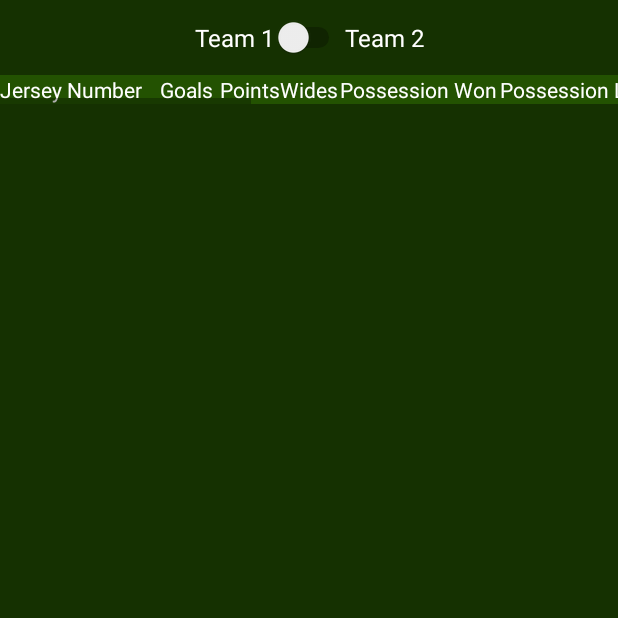
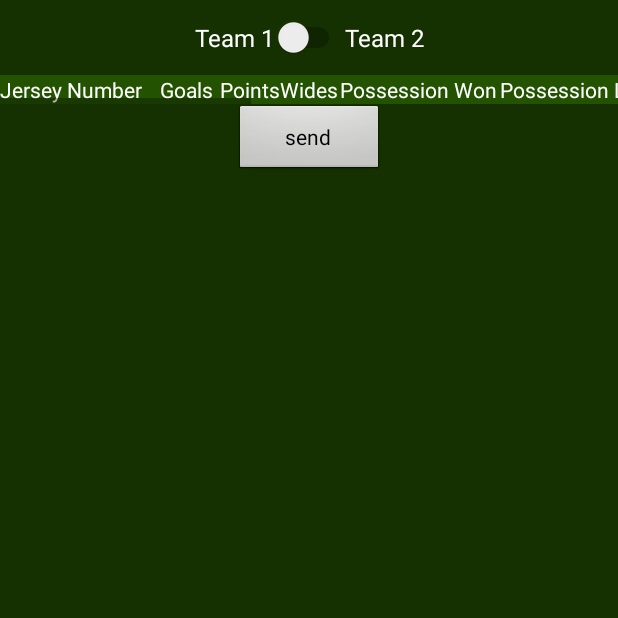
Before and after one commit to CBennett12/SportsStatisticsApplication, an Android app: the tableActivity screen opened directly, with no data from a screen before it, on a phone screen of 412 x 824 dp, the top half of it. Run offline under Robolectric (Android 15) with nearby library versions, the phone set to English and light mode, and no system bars; 3 statements that could not run were skipped.

```diff
--- a/app/src/main/java/objects/Team.java
+++ b/app/src/main/java/objects/Team.java
@@ -14,7 +14,7 @@ public class Team implements Serializable{
     private int goals = 0;
     private int points = 0;
 
-private Team(String name, int teamSize)
+public Team(String name, int teamSize)
 {
     this.name = name;
     for (int i = 1; i<=teamSize; i++)
--- a/app/src/main/res/layout/activity_table.xml
+++ b/app/src/main/res/layout/activity_table.xml
@@ -103,6 +103,15 @@
             </ScrollView>
         </HorizontalScrollView>
 
+        <Button
+            android:id="@+id/button"
+            style="@android:style/Widget.Button"
+            android:layout_width="100dp"
+            android:layout_height="wrap_content"
+            android:layout_gravity="center"
+            android:onClick="sendEmail"
+            android:text="@string/send" />
+
     </LinearLayout>
 
 </FrameLayout>
--- a/app/src/main/res/values/strings.xml
+++ b/app/src/main/res/values/strings.xml
@@ -10,6 +10,7 @@
     <string name="undo">UNDO</string>
     <string name="team_1">Team 1</string>
     <string name="team_2">Team 2</string>
+    <string name="send">send</string>
     <string name="default_score" translatable="false">0–00</string>
     <string name="help">HELP</string>
     <string name="close">close</string>
```
Also changed, not shown: app/src/main/java/com/example/sportsstatisticsapplication/tableActivity.java (+34 -0 lines), app/src/main/java/objects/TextParse.java (+9 -5 lines), 1 other file.
